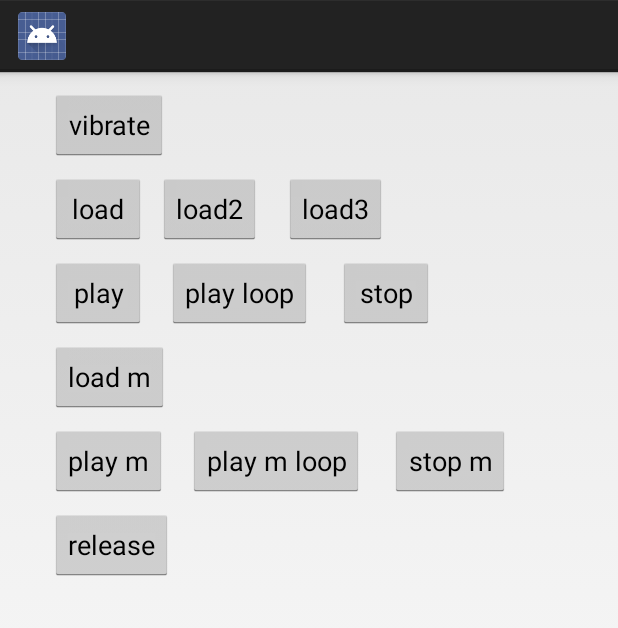
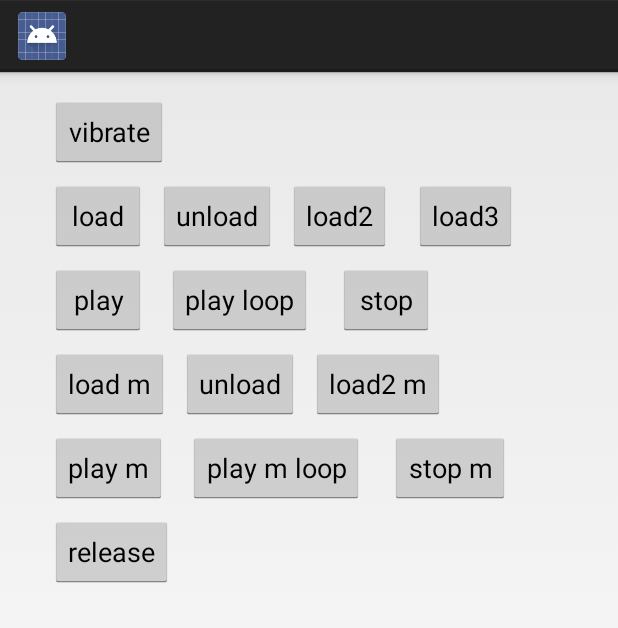
Before and after one commit to likebebop/MySound, an Android app: the screen it shows after launch (MainActivity), on a phone screen of 412 x 824 dp. Shown: the top 628 px of the screen. Run offline under Robolectric (Android 15) with nearby library versions, the phone set to English and light mode, and no system bars; our stand-ins replace ButterKnife; libraries missing offline, so code that uses them is left out: com.annimon.stream, rx.android.schedulers; pictures from the network do not load; 1 statement that could not run was skipped.

Commit message:
Kale Sound.

```diff
--- a/app/src/main/java/com/example/likebebop/mysound/KaleSoundPool.java
+++ b/app/src/main/java/com/example/likebebop/mysound/KaleSoundPool.java
@@ -20,7 +20,7 @@ import static com.example.likebebop.mysound.KaleSound.INVALID_ID;
  */
 
 public class KaleSoundPool implements SoundPool.OnLoadCompleteListener, Releasable {
-    static final int TIMEOUT = 1000;
+    static final int TIMEOUT = 3000;
     SoundPool soundPool;
 
     public KaleSoundPool() {
--- a/app/src/main/java/com/example/likebebop/mysound/MainActivity.java
+++ b/app/src/main/java/com/example/likebebop/mysound/MainActivity.java
@@ -33,6 +33,12 @@ public class MainActivity extends Activity {
     @OnClick(R.id.load_btn)
     public void onLoadBtn() {
         soundId = sound.soundPool.load(StickerHelper.ASSET_PREFIX + "sound/beep.mp3");
+    }
+
+    @OnClick(R.id.unload_btn)
+    public void onUnloadBtn() {
+        sound.soundPool.unload(soundId);
+        soundId = 0;
     }
 
     @OnClick(R.id.load2_btn)
@@ -73,6 +79,16 @@ public class MainActivity extends Activity {
         mediaId = sound.mediaSound.load(StickerHelper.ASSET_PREFIX + "sound/audio.mp4");
     }
 
+    @OnClick(R.id.unload_m_btn)
+    public void onUnloadMBtn() {
+        sound.mediaSound.unload(mediaId);
+        soundId = 0;
+    }
+
+    @OnClick(R.id.load2_m_btn)
+    public void onLoad2MBtn() {
+        mediaId = sound.mediaSound.load(StickerHelper.ASSET_PREFIX + "sound/dreaming_2_5s.aac");
+    }
 
     @OnClick(R.id.play_m_btn)
     public void onPlayMBtn() {
@@ -84,6 +100,8 @@ public class MainActivity extends Activity {
         sound.mediaSound.play(mediaId, true);
     }
 
+
+
     @OnClick(R.id.stop_m_btn)
     public void onStopMBtn() {
         sound.mediaSound.stop(mediaId);
--- a/app/src/main/res/layout/activity_main.xml
+++ b/app/src/main/res/layout/activity_main.xml
@@ -10,15 +10,13 @@
     tools:layout_editor_absoluteY="73dp"
     tools:layout_editor_absoluteX="0dp">
 
-
-
     <Button
         android:id="@+id/vibrate_btn"
         android:layout_width="wrap_content"
         android:layout_height="wrap_content"
-        android:layout_marginLeft="71dp"
+        android:layout_marginLeft="35dp"
         android:layout_marginStart="33dp"
-        android:layout_marginTop="11dp"
+        android:layout_marginTop="16dp"
         android:elevation="0dp"
         android:text="vibrate"
         app:layout_constraintLeft_toLeftOf="parent"
@@ -37,13 +35,25 @@
         app:layout_constraintTop_toBottomOf="@+id/vibrate_btn"/>
 
     <Button
+        android:id="@+id/unload_btn"
+        android:layout_width="0dp"
+        android:layout_height="wrap_content"
+        android:text="unload"
+        android:layout_marginStart="8dp"
+        tools:layout_constraintBaseline_creator="1"
+        app:layout_constraintLeft_toRightOf="@+id/load_btn"
+        android:layout_marginLeft="8dp"
+        android:layout_marginTop="8dp"
+        app:layout_constraintBaseline_toBaselineOf="@+id/load_btn"/>
+
+    <Button
         android:id="@+id/load2_btn"
         android:layout_width="0dp"
         android:layout_height="wrap_content"
         android:text="load2"
         android:layout_marginStart="8dp"
         tools:layout_constraintBaseline_creator="1"
-        app:layout_constraintLeft_toRightOf="@+id/load_btn"
+        app:layout_constraintLeft_toRightOf="@+id/unload_btn"
         android:layout_marginLeft="8dp"
         android:layout_marginTop="8dp"
         app:layout_constraintBaseline_toBaselineOf="@+id/load_btn"/>
@@ -103,6 +113,30 @@
         app:layout_constraintLeft_toLeftOf="@+id/play_btn"
         app:layout_constraintTop_toBottomOf="@+id/play_btn"/>
 
+    <Button
+        android:id="@+id/unload_m_btn"
+        android:layout_width="0dp"
+        android:layout_height="wrap_content"
+        android:text="unload"
+        android:layout_marginStart="8dp"
+        tools:layout_constraintBaseline_creator="1"
+        app:layout_constraintLeft_toRightOf="@+id/load_m_btn"
+        android:layout_marginLeft="8dp"
+        android:layout_marginTop="8dp"
+        app:layout_constraintBaseline_toBaselineOf="@+id/load_m_btn"/>
+
+    <Button
+        android:id="@+id/load2_m_btn"
+        android:layout_width="0dp"
+        android:layout_height="wrap_content"
+        android:text="load2 m"
+        android:layout_marginStart="8dp"
+        tools:layout_constraintBaseline_creator="1"
+        app:layout_constraintLeft_toRightOf="@+id/unload_m_btn"
+        android:layout_marginLeft="8dp"
+        android:layout_marginTop="8dp"
+        app:layout_constraintBaseline_toBaselineOf="@+id/load_m_btn"/>
+
 
     <Button
         android:id="@+id/play_m_btn"
```
